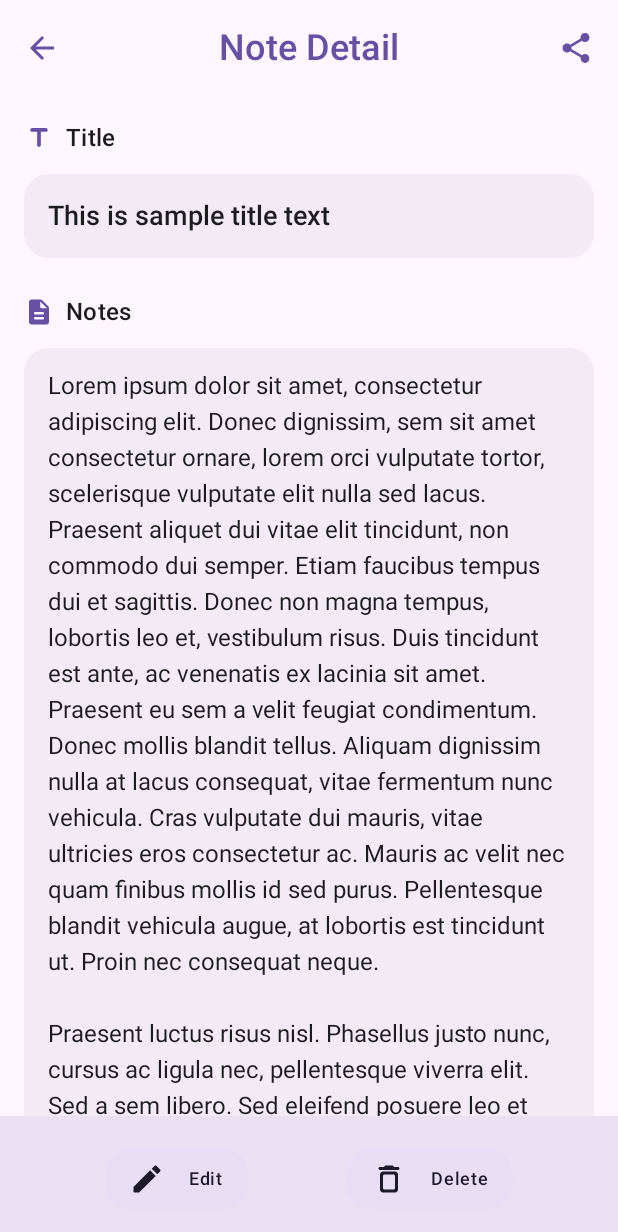
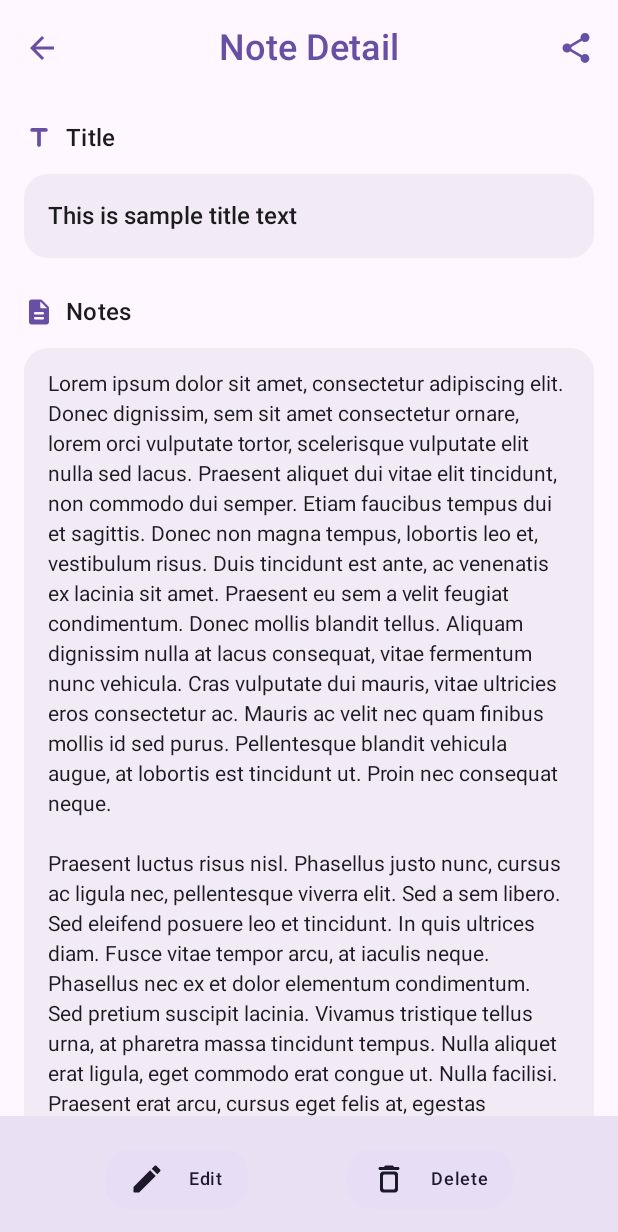
Before and after one commit to HellBus1/VentNote, an Android app built with Jetpack Compose: the @Preview function NoteDetailPagePreview, on a phone screen of 412 x 824 dp. Shown: the top 1232 px of the screen. Run offline under Robolectric (Android 15) with nearby library versions, the phone set to English and light mode, and no system bars; our stand-ins replace Room's generated code, livedata-compose.

Commit message:
Feat feature/ui-revamp : Extract label to string.xml & adjust font size

```diff
--- a/app/src/main/java/com/digiventure/ventnote/feature/note_detail/NoteDetailPage.kt
+++ b/app/src/main/java/com/digiventure/ventnote/feature/note_detail/NoteDetailPage.kt
@@ -38,6 +38,7 @@ import androidx.hilt.navigation.compose.hiltViewModel
 import androidx.navigation.NavHostController
 import androidx.navigation.compose.rememberNavController
 import com.digiventure.ventnote.R
+import com.digiventure.ventnote.commons.Constants.EMPTY_STRING
 import com.digiventure.ventnote.commons.TestTags
 import com.digiventure.ventnote.components.LockScreenOrientation
 import com.digiventure.ventnote.components.dialog.LoadingDialog
@@ -53,8 +54,6 @@ import com.digiventure.ventnote.navigation.PageNavigation
 import com.google.gson.Gson
 import kotlinx.coroutines.launch
 
-const val TAG : String = "NoteDetailPage"
-
 @OptIn(ExperimentalMaterial3Api::class)
 @Composable
 fun NoteDetailPage(
@@ -69,19 +68,19 @@ fun NoteDetailPage(
     }
 
     // String resources - memoized for better performance
-    val titleTextFieldTag = stringResource(R.string.title_textField)
-    val bodyTextFieldTag = stringResource(R.string.body_textField)
-    val titleInputTag = stringResource(R.string.title_textField_input)
-    val bodyInputTag = stringResource(R.string.body_textField_input)
-    val successFullyUpdatedTag = stringResource(R.string.successfully_updated)
+    val titleTextFieldContentDescription = stringResource(R.string.title_textField)
+    val bodyTextFieldContentDescription = stringResource(R.string.body_textField)
+    val titleInputPlaceholder = stringResource(R.string.title_textField_input)
+    val bodyInputPlaceholder = stringResource(R.string.body_textField_input)
+    val successFullyUpdatedLabel = stringResource(R.string.successfully_updated)
 
     val strings = remember {
         mapOf(
-            "titleTextField" to "${titleTextFieldTag}-$TAG",
-            "bodyTextField" to "${bodyTextFieldTag}-$TAG",
-            "titleInput" to titleInputTag,
-            "bodyInput" to bodyInputTag,
-            "successFullyUpdatedText" to successFullyUpdatedTag
+            "titleTextField" to titleTextFieldContentDescription,
+            "bodyTextField" to bodyTextFieldContentDescription,
+            "titleInput" to titleInputPlaceholder,
+            "bodyInput" to bodyInputPlaceholder,
+            "successFullyUpdatedText" to successFullyUpdatedLabel
         )
     }
 
@@ -234,8 +233,8 @@ fun NoteDetailPage(
                     TitleSection(
                         viewModel = viewModel,
                         isEditingState = isEditingState,
-                        titleTextField = strings["titleTextField"] ?: "",
-                        titleInput = strings["titleInput"] ?: ""
+                        titleTextField = strings["titleTextField"] ?: EMPTY_STRING,
+                        titleInput = strings["titleInput"] ?: EMPTY_STRING
                     )
                 }
 
@@ -243,8 +242,8 @@ fun NoteDetailPage(
                     NoteSection(
                         viewModel = viewModel,
                         isEditingState = isEditingState,
-                        bodyTextField = strings["bodyTextField"] ?: "",
-                        bodyInput = strings["bodyInput"] ?: ""
+                        bodyTextField = strings["bodyTextField"] ?: EMPTY_STRING,
+                        bodyInput = strings["bodyInput"] ?: EMPTY_STRING
                     )
                 }
             }
@@ -268,14 +267,17 @@ fun NoteDetailPage(
     )
 
     // Dialogs
+    val titlePlaceholderText = stringResource(R.string.title_textField_input)
+    val notePlaceholderText = stringResource(R.string.body_textField_input)
+
     val missingFieldName = remember(
         viewModel.titleText.value,
         viewModel.descriptionText.value
     ) {
         when {
-            viewModel.titleText.value.isEmpty() -> "Title"
-            viewModel.descriptionText.value.isEmpty() -> "Notes"
-            else -> ""
+            viewModel.titleText.value.isEmpty() -> titlePlaceholderText
+            viewModel.descriptionText.value.isEmpty() -> notePlaceholderText
+            else -> EMPTY_STRING
         }
     }
 
--- a/app/src/main/java/com/digiventure/ventnote/feature/note_detail/components/navbar/EnhancedBottomAppBar.kt
+++ b/app/src/main/java/com/digiventure/ventnote/feature/note_detail/components/navbar/EnhancedBottomAppBar.kt
@@ -33,8 +33,10 @@ import androidx.compose.ui.graphics.Color
 import androidx.compose.ui.graphics.vector.ImageVector
 import androidx.compose.ui.hapticfeedback.HapticFeedbackType
 import androidx.compose.ui.platform.LocalHapticFeedback
+import androidx.compose.ui.res.stringResource
 import androidx.compose.ui.text.font.FontWeight
 import androidx.compose.ui.unit.dp
+import com.digiventure.ventnote.R
 
 @OptIn(ExperimentalMaterial3Api::class)
 @Composable
@@ -59,7 +61,7 @@ fun EnhancedBottomAppBar(
                     // Cancel button in editing mode
                     EnhancedBottomBarButton(
                         icon = Icons.Rounded.Close,
-                        label = "Cancel",
+                        label = stringResource(R.string.cancel),
                         onClick = onCancelClick,
                         containerColor = MaterialTheme.colorScheme.primaryContainer,
                         contentColor = MaterialTheme.colorScheme.onPrimaryContainer
@@ -68,7 +70,7 @@ fun EnhancedBottomAppBar(
                     // Save button in editing mode
                     EnhancedBottomBarButton(
                         icon = Icons.Rounded.Check,
-                        label = "Save",
+                        label = stringResource(R.string.save),
                         onClick = onSaveClick,
                         containerColor = MaterialTheme.colorScheme.primaryContainer,
                         contentColor = MaterialTheme.colorScheme.onPrimaryContainer,
@@ -78,7 +80,7 @@ fun EnhancedBottomAppBar(
                     // Edit button in view mode
                     EnhancedBottomBarButton(
                         icon = Icons.Rounded.Edit,
-                        label = "Edit",
+                        label = stringResource(R.string.edit),
                         onClick = onEditClick,
                         containerColor = MaterialTheme.colorScheme.secondaryContainer,
                         contentColor = MaterialTheme.colorScheme.onSecondaryContainer
@@ -87,7 +89,7 @@ fun EnhancedBottomAppBar(
                     // Delete button in view mode
                     EnhancedBottomBarButton(
                         icon = Icons.Rounded.DeleteOutline,
-                        label = "Delete",
+                        label = stringResource(R.string.delete),
                         onClick = onDeleteClick,
                         containerColor = MaterialTheme.colorScheme.secondaryContainer,
                         contentColor = MaterialTheme.colorScheme.onSecondaryContainer
--- a/app/src/main/java/com/digiventure/ventnote/feature/note_detail/components/section/NoteSection.kt
+++ b/app/src/main/java/com/digiventure/ventnote/feature/note_detail/components/section/NoteSection.kt
@@ -28,12 +28,14 @@ import androidx.compose.runtime.getValue
 import androidx.compose.ui.Alignment
 import androidx.compose.ui.Modifier
 import androidx.compose.ui.graphics.Color
+import androidx.compose.ui.res.stringResource
 import androidx.compose.ui.semantics.contentDescription
 import androidx.compose.ui.semantics.semantics
 import androidx.compose.ui.text.TextStyle
 import androidx.compose.ui.text.font.FontWeight
 import androidx.compose.ui.unit.dp
 import androidx.compose.ui.unit.sp
+import com.digiventure.ventnote.R
 import com.digiventure.ventnote.feature.note_detail.viewmodel.NoteDetailPageBaseVM
 
 @Composable
@@ -56,7 +58,7 @@ fun NoteSection(
             )
             Spacer(modifier = Modifier.width(8.dp))
             Text(
-                text = "Notes",
+                text = stringResource(R.string.notes),
                 style = MaterialTheme.typography.titleMedium,
                 fontWeight = FontWeight.SemiBold,
                 color = MaterialTheme.colorScheme.onSurface
@@ -79,10 +81,11 @@ fun ImprovedDescriptionTextField(
     bodyTextField: String,
     bodyInput: String
 ) {
+    val label = "border_color"
     val borderColor by animateColorAsState(
         targetValue = if (isEditingState) MaterialTheme.colorScheme.primary else Color.Transparent,
         animationSpec = tween(300),
-        label = "border_color"
+        label = label
     )
 
     Card(
@@ -110,10 +113,10 @@ fun ImprovedDescriptionTextField(
             value = viewModel.descriptionText.value,
             onValueChange = { viewModel.descriptionText.value = it },
             textStyle = TextStyle(
-                fontSize = 16.sp,
+                fontSize = 14.sp,
                 fontWeight = FontWeight.Normal,
                 color = MaterialTheme.colorScheme.onSurface,
-                lineHeight = 24.sp
+                lineHeight = 20.sp
             ),
             singleLine = false,
             readOnly = !isEditingState,
@@ -134,7 +137,7 @@ fun ImprovedDescriptionTextField(
                 if (isEditingState) {
                     Text(
                         text = bodyInput,
-                        fontSize = 16.sp,
+                        fontSize = 14.sp,
                         color = MaterialTheme.colorScheme.onSurfaceVariant.copy(alpha = 0.6f)
                     )
                 }
--- a/app/src/main/java/com/digiventure/ventnote/feature/note_detail/components/section/TitleSection.kt
+++ b/app/src/main/java/com/digiventure/ventnote/feature/note_detail/components/section/TitleSection.kt
@@ -30,12 +30,14 @@ import androidx.compose.ui.Modifier
 import androidx.compose.ui.focus.FocusRequester
 import androidx.compose.ui.focus.focusRequester
 import androidx.compose.ui.graphics.Color
+import androidx.compose.ui.res.stringResource
 import androidx.compose.ui.semantics.contentDescription
 import androidx.compose.ui.semantics.semantics
 import androidx.compose.ui.text.TextStyle
 import androidx.compose.ui.text.font.FontWeight
 import androidx.compose.ui.unit.dp
 import androidx.compose.ui.unit.sp
+import com.digiventure.ventnote.R
 import com.digiventure.ventnote.feature.note_detail.viewmodel.NoteDetailPageBaseVM
 import kotlinx.coroutines.delay
 
@@ -59,7 +61,7 @@ fun TitleSection(
             )
             Spacer(modifier = Modifier.width(8.dp))
             Text(
-                text = "Title",
+                text = stringResource(R.string.sort_title),
                 style = MaterialTheme.typography.titleMedium,
                 fontWeight = FontWeight.SemiBold,
                 color = MaterialTheme.colorScheme.onSurface
@@ -82,11 +84,12 @@ fun ImprovedTitleTextField(
     titleTextField: String,
     titleInput: String
 ) {
+    val label = "border_color"
     val focusRequester = remember { FocusRequester() }
     val borderColor by animateColorAsState(
         targetValue = if (isEditingState) MaterialTheme.colorScheme.primary else Color.Transparent,
         animationSpec = tween(300),
-        label = "border_color"
+        label = label
     )
 
     LaunchedEffect(isEditingState) {
@@ -120,10 +123,10 @@ fun ImprovedTitleTextField(
             value = viewModel.titleText.value,
             onValueChange = { viewModel.titleText.value = it },
             textStyle = TextStyle(
-                fontSize = 18.sp,
+                fontSize = 16.sp,
                 fontWeight = FontWeight.Medium,
                 color = MaterialTheme.colorScheme.onSurface,
-                lineHeight = 28.sp
+                lineHeight = 24.sp
             ),
             singleLine = false,
             maxLines = 3,
@@ -145,7 +148,7 @@ fun ImprovedTitleTextField(
                 if (isEditingState) {
                     Text(
                         text = titleInput,
-                        fontSize = 18.sp,
+                        fontSize = 16.sp,
                         fontWeight = FontWeight.Medium,
                         color = MaterialTheme.colorScheme.onSurfaceVariant.copy(alpha = 0.6f)
                     )
--- a/app/src/main/java/com/digiventure/ventnote/feature/notes/components/item/NoteItem.kt
+++ b/app/src/main/java/com/digiventure/ventnote/feature/notes/components/item/NoteItem.kt
@@ -22,6 +22,7 @@ import androidx.compose.ui.Modifier
 import androidx.compose.ui.draw.clip
 import androidx.compose.ui.semantics.contentDescription
 import androidx.compose.ui.semantics.semantics
+import androidx.compose.ui.text.TextStyle
 import androidx.compose.ui.text.font.FontWeight
 import androidx.compose.ui.text.style.TextOverflow
 import androidx.compose.ui.unit.dp
@@ -77,9 +78,12 @@ fun NotesItem(
                     text = data.title,
                     maxLines = 1,
                     overflow = TextOverflow.Ellipsis,
-                    fontWeight = FontWeight.Bold,
-                    fontSize = 16.sp,
-                    color = MaterialTheme.colorScheme.onSurfaceVariant,
+                    style = TextStyle(
+                        fontSize = 16.sp,
+                        fontWeight = FontWeight.Medium,
+                        color = MaterialTheme.colorScheme.onSurfaceVariant,
+                        lineHeight = 24.sp
+                    ),
                     modifier = Modifier.padding(horizontal = 12.dp)
                 )
             }
@@ -98,8 +102,12 @@ fun NotesItem(
                         text = data.note,
                         maxLines = 4,
                         overflow = TextOverflow.Ellipsis,
-                        fontSize = 14.sp,
-                        color = MaterialTheme.colorScheme.onSurface,
+                        style = TextStyle(
+                            fontSize = 14.sp,
+                            fontWeight = FontWeight.Normal,
+                            color = MaterialTheme.colorScheme.onSurface,
+                            lineHeight = 20.sp
+                        ),
                         modifier = Modifier.padding(bottom = 4.dp)
                     )
                     Text(
--- a/app/src/main/res/values/strings.xml
+++ b/app/src/main/res/values/strings.xml
@@ -40,6 +40,7 @@
     <string name="save">Save</string>
     <string name="edit">Edit</string>
     <string name="add">Add</string>
+    <string name="delete">Delete</string>
     <string name="share_note">Share Note</string>
     <string name="share_note_as_text">Share Note as Text</string>
     <string name="sign_in_with_google">Sign In With Google</string>
@@ -65,6 +66,8 @@
     <string name="order_by">Order By</string>
     <string name="order_ascending">Ascending</string>
     <string name="order_descending">Descending</string>
+    <string name="notes">Notes</string>
+    <string name="cancel">Cancel</string>
 
     <!--  Nav Drawer Tile  -->
     <string name="about_us">about us</string>
```
